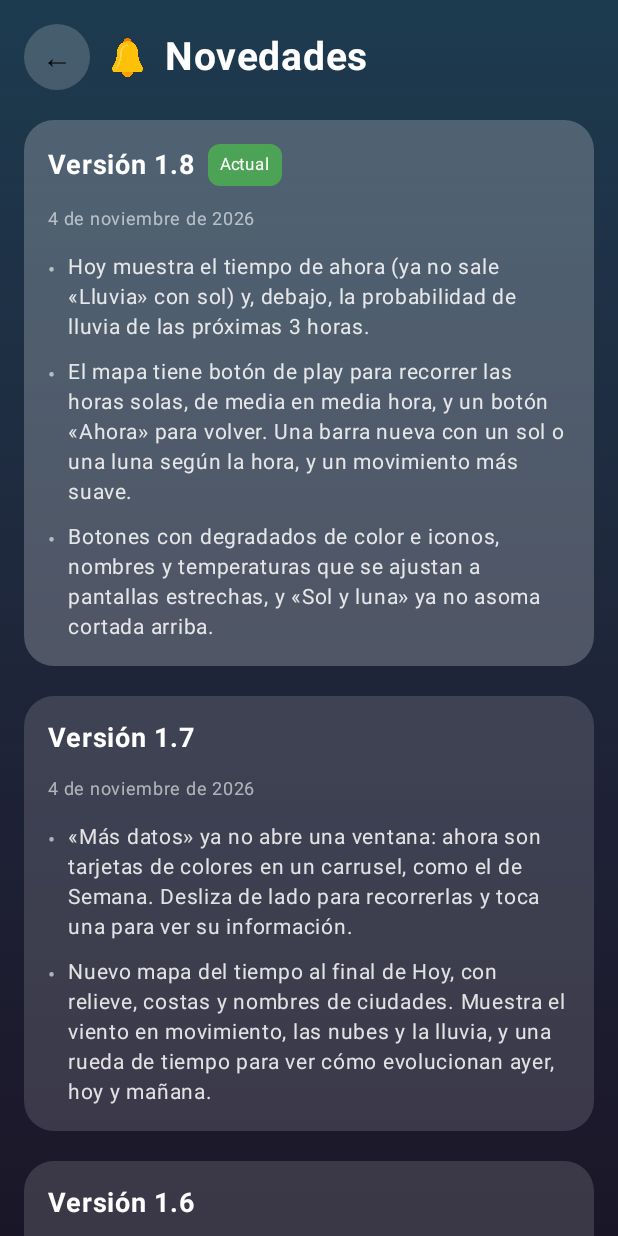
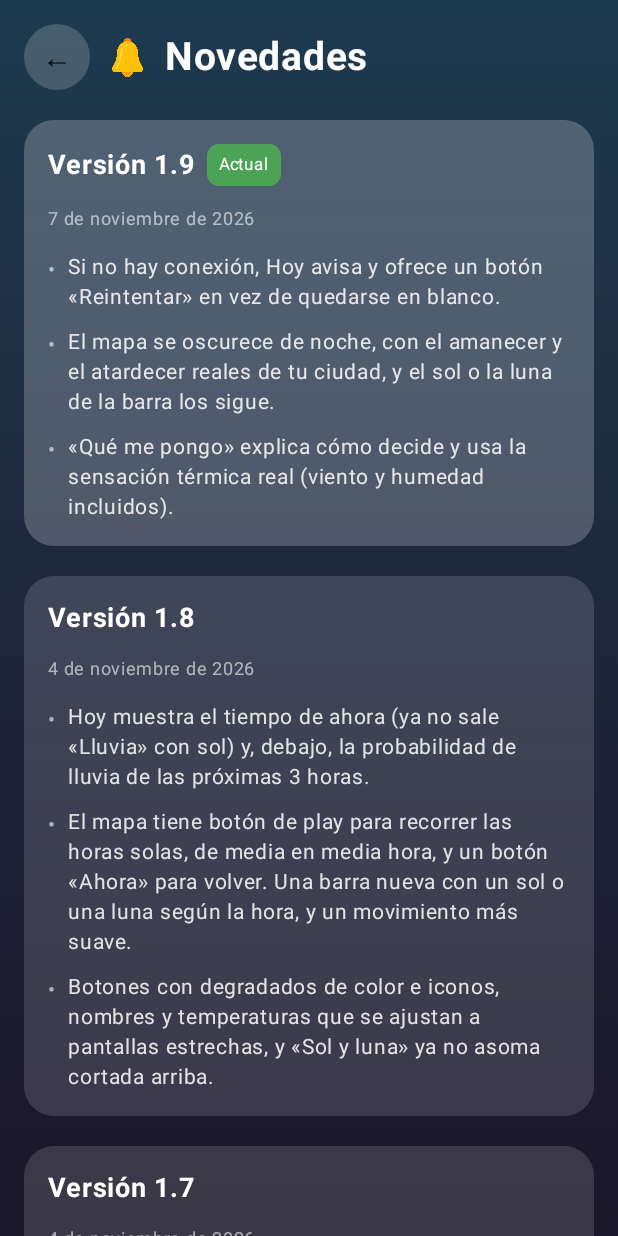
Before and after one commit to Gogiu23/Tempovole, an Android app built with Jetpack Compose: the screen it shows after launch (MainActivity), after a tap on "Novedades", on a phone screen of 412 x 824 dp. Run offline under Robolectric (Android 15) with nearby library versions, the phone set to English and light mode, and no system bars; libraries missing offline, so code that uses them is left out: androidx.lifecycle.compose, androidx.lifecycle.viewmodel, com.google.android.play; pictures from the network do not load; 3 statements that could not run were skipped; 2 other taps on this screen came first.

Commit message:
Versión 1.9: botón Reintentar y aviso sin conexión, mapa nocturno con amanecer real, Qué me pongo con descripción y sensación térmica real

```diff
--- a/app/build.gradle.kts
+++ b/app/build.gradle.kts
@@ -33,8 +33,8 @@ android {
         // Entonces: subir versionCode en 1 (Play lo exige) y versionName, y añadir la entrada
         // correspondiente en ui/Changelog.kt con ese mismo versionName. Si se olvida, la
         // pantalla de Novedades avisa de que van desincronizados.
-        versionCode = 10
-        versionName = "1.8"
+        versionCode = 11
+        versionName = "1.9"
 
         buildConfigField("String", "UNSPLASH_ACCESS_KEY", "\"$unsplashKey\"")
     }
--- a/app/src/main/java/com/example/tiempo/data/WeatherApi.kt
+++ b/app/src/main/java/com/example/tiempo/data/WeatherApi.kt
@@ -20,14 +20,15 @@ interface WeatherApi {
     suspend fun getForecast(
         @Query("latitude") lat: Double,
         @Query("longitude") lon: Double,
-        @Query("current") current: String = "temperature_2m,weather_code,uv_index," +
+        @Query("current") current: String = "temperature_2m,apparent_temperature,weather_code,uv_index," +
             "shortwave_radiation,dew_point_2m,surface_pressure",
         @Query("daily") daily: String =
             "temperature_2m_max,temperature_2m_min,temperature_2m_mean,precipitation_sum," +
                 "precipitation_probability_max,wind_speed_10m_max,weather_code," +
                 "sunrise,sunset,moon_phase",
         @Query("hourly") hourly: String =
-            "temperature_2m,precipitation_probability,precipitation,wind_speed_10m,weather_code,is_day",
+            "temperature_2m,apparent_temperature,precipitation_probability,precipitation," +
+                "wind_speed_10m,weather_code,is_day",
         @Query("timezone") timezone: String = "auto",
         @Query("forecast_days") days: Int = 7
     ): ForecastResponse
--- a/app/src/main/java/com/example/tiempo/ui/Changelog.kt
+++ b/app/src/main/java/com/example/tiempo/ui/Changelog.kt
@@ -24,6 +24,15 @@ data class ChangelogEntry(
  */
 object Changelog {
     val entries: List<ChangelogEntry> = listOf(
+        ChangelogEntry(
+            version = "1.9",
+            dateRes = R.string.changelog_v19_date,
+            changeRes = listOf(
+                R.string.changelog_v19_item1,
+                R.string.changelog_v19_item2,
+                R.string.changelog_v19_item3
+            )
+        ),
         ChangelogEntry(
             version = "1.8",
             dateRes = R.string.changelog_v18_date,
--- a/app/src/main/java/com/example/tiempo/ui/WeatherScreen.kt
+++ b/app/src/main/java/com/example/tiempo/ui/WeatherScreen.kt
@@ -74,6 +74,7 @@ import androidx.compose.foundation.shape.CircleShape
 import androidx.compose.foundation.shape.RoundedCornerShape
 import androidx.compose.foundation.verticalScroll
 import androidx.compose.material3.AlertDialog
+import androidx.compose.material3.Button
 import androidx.compose.material3.Card
 import androidx.compose.material3.CardDefaults
 import androidx.compose.material3.CircularProgressIndicator
@@ -410,7 +411,10 @@ fun WeatherScreen(viewModel: WeatherViewModel = viewModel()) {
                         }
                     }
                 ) { innerPadding ->
-                    WeatherContent(state, selectedTab, currentLocation, innerPadding)
+                    WeatherContent(
+                        state, selectedTab, currentLocation, innerPadding,
+                        onRetry = { viewModel.load(currentLocation.lat, currentLocation.lon) }
+                    )
                 }
 
                 // Un unico boton arriba: el resto de accesos viven en el menu lateral.
@@ -1673,7 +1677,8 @@ private fun WeatherContent(
     state: WeatherUiState,
     selectedTab: Int,
     location: SavedLocation,
-    padding: PaddingValues
+    padding: PaddingValues,
+    onRetry: () -> Unit
 ) {
     when (state) {
         WeatherUiState.Loading -> Box(
@@ -1691,11 +1696,19 @@ private fun WeatherContent(
                 .padding(padding),
             Alignment.Center
         ) {
-            Text(
-                text = stringResource(R.string.weather_error_prefix, state.message),
-                color = Color.White,
+            Column(
+                horizontalAlignment = Alignment.CenterHorizontally,
                 modifier = Modifier.padding(24.dp)
-            )
+            ) {
+                Text(
+                    text = if (state.offline) stringResource(R.string.weather_error_offline)
+                    else stringResource(R.string.weather_error_prefix, state.message),
+                    color = Color.White,
+                    textAlign = TextAlign.Center
+                )
+                Spacer(Modifier.height(16.dp))
+                Button(onClick = onRetry) { Text(stringResource(R.string.weather_retry)) }
+            }
         }
 
         is WeatherUiState.Success -> {
--- a/app/src/main/java/com/example/tiempo/ui/WeatherViewModel.kt
+++ b/app/src/main/java/com/example/tiempo/ui/WeatherViewModel.kt
@@ -19,7 +19,7 @@ sealed interface WeatherUiState {
         val hours: List<HourWeather>,
         val elevationM: Double
     ) : WeatherUiState
-    data class Error(val message: String) : WeatherUiState
+    data class Error(val message: String, val offline: Boolean = false) : WeatherUiState
 }
 
 class WeatherViewModel(
@@ -36,7 +36,11 @@ class WeatherViewModel(
                 val forecast = repository.getForecast(lat, lon)
                 WeatherUiState.Success(forecast.current, forecast.days, forecast.hours, forecast.elevationM)
             } catch (e: Exception) {
-                WeatherUiState.Error(e.message ?: "Error desconocido")
+                // Sin red o sin respuesta del servidor: se explica con un texto propio.
+                WeatherUiState.Error(
+                    e.message ?: "Error desconocido",
+                    offline = e is java.io.IOException
+                )
             }
         }
     }
--- a/app/src/main/res/values/strings.xml
+++ b/app/src/main/res/values/strings.xml
@@ -32,6 +32,10 @@
     <string name="changelog_v17_date">4 de noviembre de 2026</string>
     <string name="changelog_v17_item1">«Más datos» ya no abre una ventana: ahora son tarjetas de colores en un carrusel, como el de Semana. Desliza de lado para recorrerlas y toca una para ver su información.</string>
     <string name="changelog_v17_item2">Nuevo mapa del tiempo al final de Hoy, con relieve, costas y nombres de ciudades. Muestra el viento en movimiento, las nubes y la lluvia, y una rueda de tiempo para ver cómo evolucionan ayer, hoy y mañana.</string>
+    <string name="changelog_v19_date">7 de noviembre de 2026</string>
+    <string name="changelog_v19_item1">Si no hay conexión, Hoy avisa y ofrece un botón «Reintentar» en vez de quedarse en blanco.</string>
+    <string name="changelog_v19_item2">El mapa se oscurece de noche, con el amanecer y el atardecer reales de tu ciudad, y el sol o la luna de la barra los sigue.</string>
+    <string name="changelog_v19_item3">«Qué me pongo» explica cómo decide y usa la sensación térmica real (viento y humedad incluidos).</string>
     <string name="changelog_v18_date">4 de noviembre de 2026</string>
     <string name="changelog_v18_item1">Hoy muestra el tiempo de ahora (ya no sale «Lluvia» con sol) y, debajo, la probabilidad de lluvia de las próximas 3 horas.</string>
     <string name="changelog_v18_item2">El mapa tiene botón de play para recorrer las horas solas, de media en media hora, y un botón «Ahora» para volver. Una barra nueva con un sol o una luna según la hora, y un movimiento más suave.</string>
@@ -142,6 +146,8 @@
     <string name="bottom_bar_today">Hoy</string>
     <string name="bottom_bar_week">Semana</string>
     <string name="weather_error_prefix">No se pudo cargar el tiempo:\n%1$s</string>
+    <string name="weather_error_offline">Sin conexión. Comprueba tu red e inténtalo de nuevo.</string>
+    <string name="weather_retry">Reintentar</string>
 
     <!-- Hoy -->
     <string name="today_max_label">Máxima</string>
@@ -319,6 +325,9 @@
     <!-- Que me pongo -->
     <string name="bottom_bar_outfit">Qué me pongo</string>
     <string name="outfit_title">Qué me pongo hoy</string>
+    <string name="outfit_how_title">Cómo funciona</string>
+    <string name="outfit_how_body">Cada bloque (ahora, madrugada, mediodía, tarde y noche) mira la sensación térmica, que incluye viento y humedad, además de la lluvia y el índice UV. Te vistes para el peor rato de cada tramo. Es una guía: con el mismo tiempo, siempre recomienda lo mismo.</string>
+    <string name="outfit_feels_like">sens. %1$d°</string>
         <string name="outfit_band_freezing">Hace un frío de verdad</string>
     <string name="outfit_band_cold">Hace frío</string>
     <string name="outfit_band_cool">Fresco</string>
```
Also changed, not shown: app/src/main/java/com/example/tiempo/data/WindMap.kt (+8 -3 lines), app/src/main/java/com/example/tiempo/data/model/Forecast.kt (+14 -6 lines), app/src/main/java/com/example/tiempo/ui/Outfit.kt (+32 -4 lines), app/src/main/java/com/example/tiempo/ui/WindMapCard.kt (+15 -7 lines), 7 other files.
